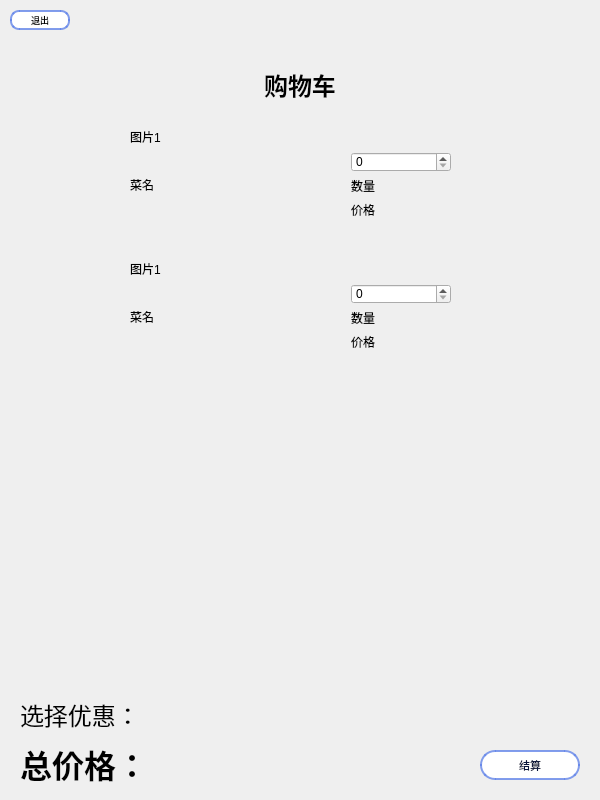
This is consumer/shoppingcart.ui in chichuxwx/Food-delivery-platform as Qt 5 draws it before an edit. The edited form follows.
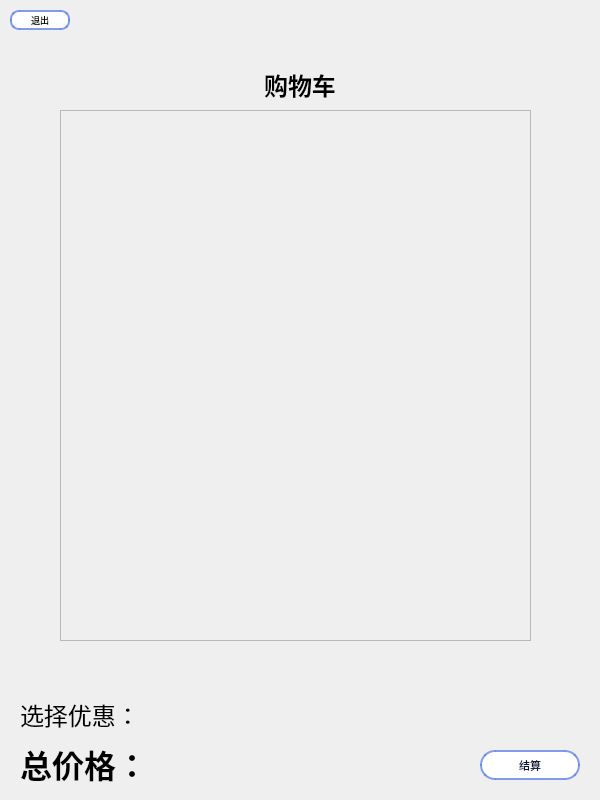
This is the edited form. Icons and pictures are not drawn.

Patch:
```diff
--- a/consumer/shoppingcart.ui
+++ b/consumer/shoppingcart.ui
@@ -25,172 +25,10 @@
   <property name="windowTitle">
    <string>Form</string>
   </property>
-  <widget class="QWidget" name="layoutWidget">
-   <property name="geometry">
-    <rect>
-     <x>130</x>
-     <y>260</y>
-     <width>321</width>
-     <height>91</height>
-    </rect>
-   </property>
-   <layout class="QGridLayout" name="gridLayout_3">
-    <item row="2" column="1">
-     <widget class="QLabel" name="label_18">
-      <property name="sizePolicy">
-       <sizepolicy hsizetype="Preferred" vsizetype="Preferred">
-        <horstretch>100</horstretch>
-        <verstretch>20</verstretch>
-       </sizepolicy>
-      </property>
-      <property name="minimumSize">
-       <size>
-        <width>100</width>
-        <height>20</height>
-       </size>
-      </property>
-      <property name="text">
-       <string>数量</string>
-      </property>
-     </widget>
-    </item>
-    <item row="2" column="0">
-     <widget class="QLabel" name="label_19">
-      <property name="text">
-       <string>菜名</string>
-      </property>
-     </widget>
-    </item>
-    <item row="0" column="0">
-     <widget class="QLabel" name="label_20">
-      <property name="text">
-       <string>图片1</string>
-      </property>
-     </widget>
-    </item>
-    <item row="1" column="1">
-     <widget class="QSpinBox" name="spinBox_4">
-      <property name="enabled">
-       <bool>true</bool>
-      </property>
-      <property name="minimumSize">
-       <size>
-        <width>100</width>
-        <height>20</height>
-       </size>
-      </property>
-      <property name="maximumSize">
-       <size>
-        <width>100</width>
-        <height>20</height>
-       </size>
-      </property>
-     </widget>
-    </item>
-    <item row="3" column="1">
-     <widget class="QLabel" name="label_21">
-      <property name="minimumSize">
-       <size>
-        <width>100</width>
-        <height>20</height>
-       </size>
-      </property>
-      <property name="maximumSize">
-       <size>
-        <width>100</width>
-        <height>20</height>
-       </size>
-      </property>
-      <property name="text">
-       <string>价格</string>
-      </property>
-     </widget>
-    </item>
-   </layout>
-  </widget>
-  <widget class="QWidget" name="layoutWidget">
-   <property name="geometry">
-    <rect>
-     <x>130</x>
-     <y>128</y>
-     <width>321</width>
-     <height>91</height>
-    </rect>
-   </property>
-   <layout class="QGridLayout" name="gridLayout">
-    <item row="2" column="1">
-     <widget class="QLabel" name="label_10">
-      <property name="sizePolicy">
-       <sizepolicy hsizetype="Preferred" vsizetype="Preferred">
-        <horstretch>100</horstretch>
-        <verstretch>20</verstretch>
-       </sizepolicy>
-      </property>
-      <property name="minimumSize">
-       <size>
-        <width>100</width>
-        <height>20</height>
-       </size>
-      </property>
-      <property name="text">
-       <string>数量</string>
-      </property>
-     </widget>
-    </item>
-    <item row="2" column="0">
-     <widget class="QLabel" name="label_12">
-      <property name="text">
-       <string>菜名</string>
-      </property>
-     </widget>
-    </item>
-    <item row="0" column="0">
-     <widget class="QLabel" name="label_11">
-      <property name="text">
-       <string>图片1</string>
-      </property>
-     </widget>
-    </item>
-    <item row="1" column="1">
-     <widget class="QSpinBox" name="spinBox_2">
-      <property name="enabled">
-       <bool>true</bool>
-      </property>
-      <property name="minimumSize">
-       <size>
-        <width>100</width>
-        <height>20</height>
-       </size>
-      </property>
-      <property name="maximumSize">
-       <size>
-        <width>100</width>
-        <height>20</height>
-       </size>
-      </property>
-     </widget>
-    </item>
-    <item row="3" column="1">
-     <widget class="QLabel" name="label_13">
-      <property name="minimumSize">
-       <size>
-        <width>100</width>
-        <height>20</height>
-       </size>
-      </property>
-      <property name="maximumSize">
-       <size>
-        <width>100</width>
-        <height>20</height>
-       </size>
-      </property>
-      <property name="text">
-       <string>价格</string>
-      </property>
-     </widget>
-    </item>
-   </layout>
-  </widget>
+  <property name="windowIcon">
+   <iconset resource="../Image.qrc">
+    <normaloff>:/image/lt_cml.jpg</normaloff>:/image/lt_cml.jpg</iconset>
+  </property>
   <widget class="QLabel" name="label_4">
    <property name="geometry">
     <rect>
@@ -344,14 +182,29 @@
     <string>&lt;html&gt;&lt;head/&gt;&lt;body&gt;&lt;p&gt;&lt;span style=&quot; font-size:18pt;&quot;&gt;选择优惠：&lt;/span&gt;&lt;/p&gt;&lt;/body&gt;&lt;/html&gt;</string>
    </property>
   </widget>
-  <zorder>label_4</zorder>
-  <zorder>layoutWidget</zorder>
-  <zorder>layoutWidget</zorder>
-  <zorder>pushButton</zorder>
-  <zorder>label_3</zorder>
-  <zorder>pushButton_8</zorder>
-  <zorder>label</zorder>
-  <zorder>label_2</zorder>
+  <widget class="QScrollArea" name="scrollArea">
+   <property name="geometry">
+    <rect>
+     <x>60</x>
+     <y>110</y>
+     <width>471</width>
+     <height>531</height>
+    </rect>
+   </property>
+   <property name="widgetResizable">
+    <bool>true</bool>
+   </property>
+   <widget class="QWidget" name="scrollAreaWidgetContents">
+    <property name="geometry">
+     <rect>
+      <x>0</x>
+      <y>0</y>
+      <width>469</width>
+      <height>529</height>
+     </rect>
+    </property>
+   </widget>
+  </widget>
  </widget>
  <resources/>
  <connections/>
```
Left out of the diff: 8 changed lines with no effect on the pictures.
